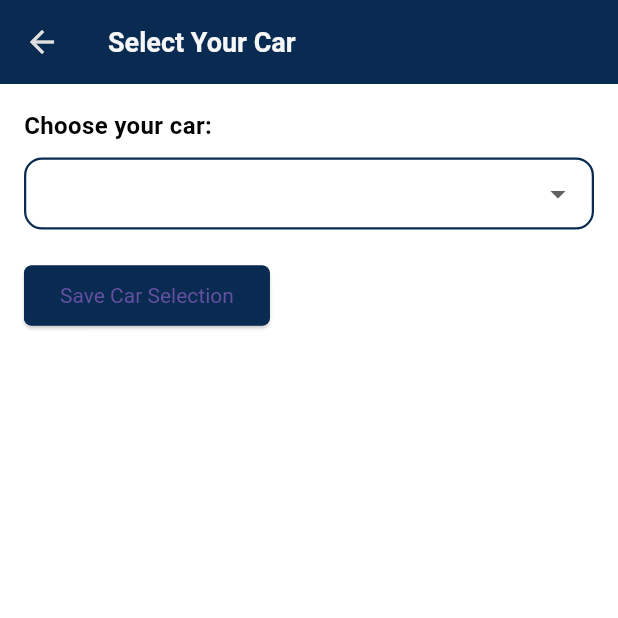
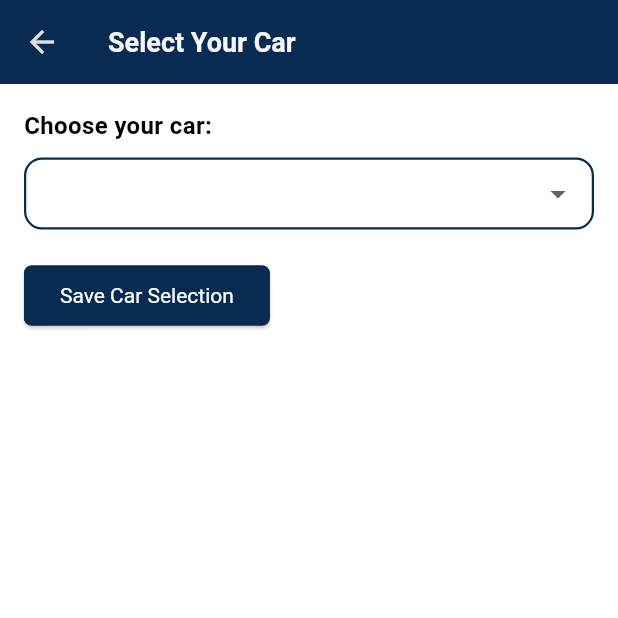
Before and after one commit to princeGithub999/Tripto-Driver, a Flutter app: the SelectCar screen opened directly, on a phone screen of 412 x 824 dp, the top half of it. Run offline on Flutter 3.47's test engine with Material 3 defaults, Android fonts, the phone set to English and light mode, and no system bars; our stand-ins replace cloud_firestore, firebase_auth, firebase_core, firebase_database, firebase_storage, flutter_rating_bar and 12 more; missing offline and left inert: flutter_polyline_points; accounts and stored records are empty.

Commit message:
add some code

```diff
--- /dev/null
+++ b/devtools_options.yaml
@@ -0,0 +1,3 @@
+description: This file stores settings for Dart & Flutter DevTools.
+documentation: https://docs.flutter.dev/tools/devtools/extensions#configure-extension-enablement-states
+extensions:
--- a/lib/view/button_navigation/button_navigation_screen/map_screen.dart
+++ b/lib/view/button_navigation/button_navigation_screen/map_screen.dart
@@ -4,6 +4,8 @@ import 'package:google_maps_flutter/google_maps_flutter.dart';
 import 'package:fluttertoast/fluttertoast.dart';
 import 'package:firebase_database/firebase_database.dart';
 import 'package:location/location.dart';
+
+import '../../../view_model/service/location_service.dart';
 
 
 class DriverMapScreen extends StatefulWidget {
@@ -145,7 +147,7 @@ class _DriverMapScreenState extends State<DriverMapScreen> {
     });
   }
 
-  /// **Fetch the route and update markers**
+  /// ** Fetch the route and update markers ** ///
   Future<void> _setMarkersAndRoute() async {
     setState(() {
       markers.add(Marker(
--- a/lib/view/screen/profile_details_screen/select_car.dart
+++ b/lib/view/screen/profile_details_screen/select_car.dart
@@ -39,7 +39,7 @@ class SelectCar extends StatelessWidget {
                   onPressed: () async {
                     await carProvider.saveCarToDatabase();
                   },
-              child: const Text('Save Car Selection'),
+                  child: const Text('Save Car Selection',style: TextStyle(color: Colors.white),),
                 ),
               ],
             ),
```
Also changed, not shown: 1 other file. Lines whose indentation alone changed are shown as unchanged.
